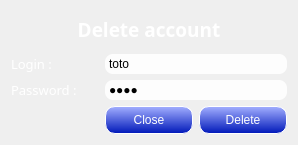
Above: Client/ClientV2/NewBabelClient/DeleteAccountWindow.ui from AGuismo/V-and-Co-Babel before the change. Below: the same form after it.
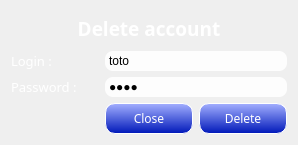
That is the form after the change. Icons and pictures are not drawn.

```diff
--- a/Client/ClientV2/NewBabelClient/DeleteAccountWindow.ui
+++ b/Client/ClientV2/NewBabelClient/DeleteAccountWindow.ui
@@ -111,6 +111,11 @@
    </item>
    <item row="3" column="1">
     <widget class="QPushButton" name="closePushButton">
+     <property name="font">
+      <font>
+       <family>MS Reference Sans Serif</family>
+      </font>
+     </property>
      <property name="styleSheet">
       <string notr="true">QPushButton#closePushButton
 {
@@ -145,6 +150,11 @@
    </item>
    <item row="3" column="2">
     <widget class="QPushButton" name="deletePushButton">
+     <property name="font">
+      <font>
+       <family>MS Reference Sans Serif</family>
+      </font>
+     </property>
      <property name="styleSheet">
       <string notr="true">QPushButton#deletePushButton
 {
```
Left out of the diff: 4 changed lines with no effect on the pictures.
